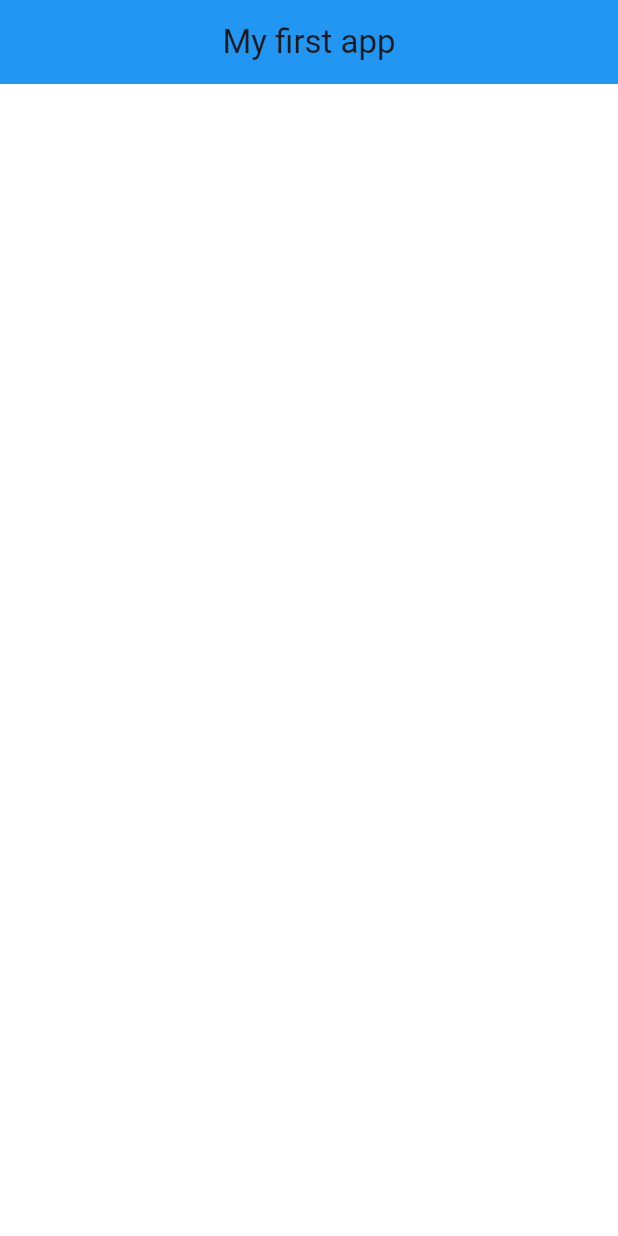
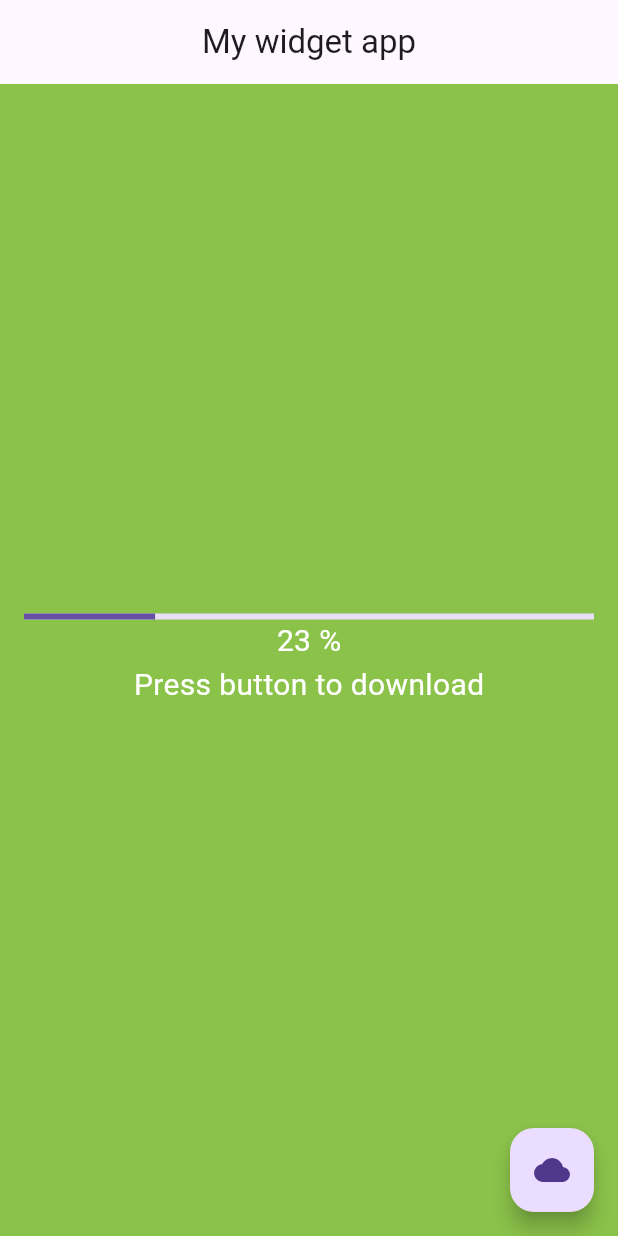
Before and after one commit to slimbde/flutter-cource, a Flutter app: the screen it shows after launch, on a phone screen of 412 x 824 dp. Run offline on Flutter 3.47's test engine with Material 3 defaults, Android fonts, the phone set to English and light mode, and no system bars.

Commit message:
stateless-widget

```diff
--- a/lib/main.dart
+++ b/lib/main.dart
@@ -1,26 +1,47 @@
 import 'package:flutter/material.dart';
 
 void main() {
-  runApp(
-    MaterialApp(
+  runApp(MyFirstApp());
+}
+
+class MyFirstApp extends StatelessWidget {
+  const MyFirstApp({super.key});
+
+  @override
+  Widget build(BuildContext context) {
+    return MaterialApp(
       home: Scaffold(
-        backgroundColor: Colors.white30,
+        backgroundColor: Colors.lightGreen,
         appBar: AppBar(
-          title: Text('My first app'),
+          title: Text("My widget app"),
           centerTitle: true,
-          backgroundColor: Colors.blue,
         ),
         body: Center(
-          child: Text(
-            'This is my app body',
-            style: TextStyle(
-              color: Colors.white,
-              fontSize: 30,
-              fontWeight: FontWeight.w700,
+          child: Container(
+            padding: EdgeInsets.all(16),
+            child: Column(
+              mainAxisAlignment: MainAxisAlignment.center,
+              children: [
+                LinearProgressIndicator(
+                  value: 0.23,
+                ),
+                Text(
+                  '23 %',
+                  style: TextStyle(color: Colors.white, fontSize: 20),
+                ),
+                Text(
+                  'Press button to download',
+                  style: TextStyle(color: Colors.white, fontSize: 20),
+                )
+              ],
             ),
           ),
         ),
+        floatingActionButton: FloatingActionButton(
+          onPressed: null,
+          child: Icon(Icons.cloud),
+        ),
       ),
-    ),
-  );
+    );
+  }
 }
```
